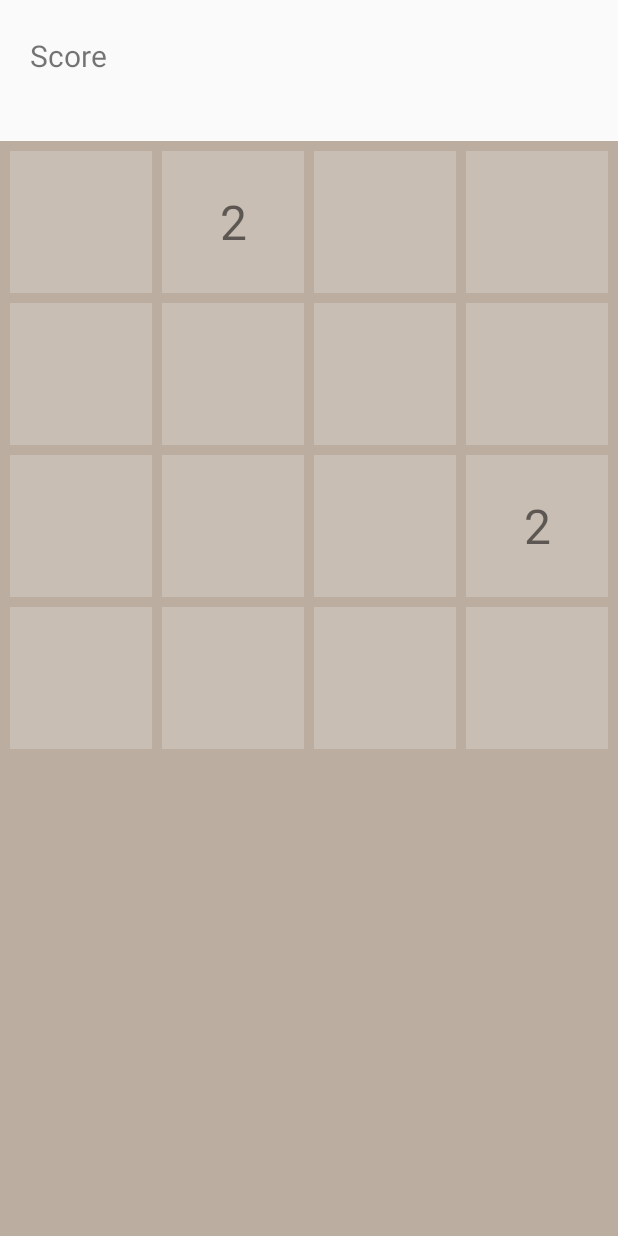
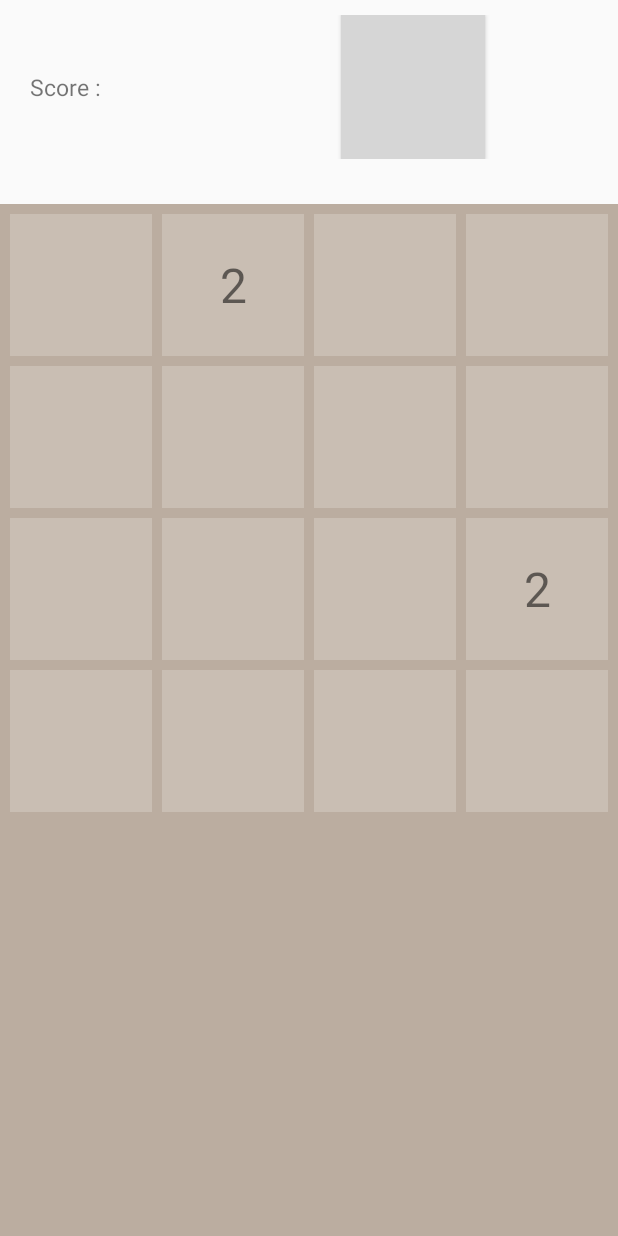
Before and after one commit to JiaShengCao/Game2048, an Android app: the layout activity_main.xml on its own in the app's theme, with its tools: preview values and no code run, on a phone screen of 412 x 824 dp. Run offline under Robolectric (Android 15) with nearby library versions, the phone set to English and light mode, and no system bars; grey boxes are pictures that could not be loaded.

```diff
--- a/game2048/src/main/java/com/example/cjs/game2048/GameView.java
+++ b/game2048/src/main/java/com/example/cjs/game2048/GameView.java
@@ -8,6 +8,7 @@ import android.util.AttributeSet;
 import android.util.Log;
 import android.view.MotionEvent;
 import android.view.View;
+import android.widget.Button;
 import android.widget.GridLayout;
 
 import java.util.ArrayList;
@@ -36,17 +37,19 @@ public class GameView extends GridLayout {
 		initGameView();
 	}
 
-	private void initGameView(){
+	public void initGameView(){
 		setColumnCount(4);
 		setBackgroundColor(0xffbbada0);
-
-
 		setOnTouchListener(new View.OnTouchListener() {
 
-			private float startX,startY,offsetX,offsetY;
+			public float startX,startY,offsetX,offsetY;
 
 			@Override
 			public boolean onTouch(View v, MotionEvent event) {
+				if (MainActivity.getMainActivity().getrestare()){
+					startGame();
+					MainActivity.getMainActivity().setrestare(false);
+				}
 
 				switch (event.getAction()) {
 				case MotionEvent.ACTION_DOWN:
@@ -90,7 +93,7 @@ public class GameView extends GridLayout {
 		startGame();
 	}
 
-	private void addCards(int cardWidth,int cardHeight){
+	public void addCards(int cardWidth,int cardHeight){
 
 		Card c;
 
@@ -105,7 +108,7 @@ public class GameView extends GridLayout {
 		}
 	}
 
-	private void startGame(){
+	public void startGame(){
 
 		MainActivity.getMainActivity().clearScore();
 
@@ -119,7 +122,7 @@ public class GameView extends GridLayout {
 		addRandomNum();
 	}
 
-	private void addRandomNum(){
+	public void addRandomNum(){
 
 		emptyPoints.clear();
 
@@ -136,7 +139,7 @@ public class GameView extends GridLayout {
 	}
 
 
-	private void swipeLeft(){
+	public void swipeLeft(){
 
 		boolean merge = false;
 
@@ -172,7 +175,7 @@ public class GameView extends GridLayout {
 			checkComplete();
 		}
 	}
-	private void swipeRight(){
+	public void swipeRight(){
 
 		boolean merge = false;
 
@@ -242,7 +245,7 @@ public class GameView extends GridLayout {
 			checkComplete();
 		}
 	}
-	private void swipeDown(){
+	public void swipeDown(){
 
 		boolean merge = false;
 
@@ -277,7 +280,7 @@ public class GameView extends GridLayout {
 		}
 	}
 
-	private void checkComplete(){
+	public void checkComplete(){
 
 		boolean complete = true;
 
@@ -308,6 +311,6 @@ public class GameView extends GridLayout {
 
 	}
 
-	private Card[][] cardsMap = new Card[4][4];
-	private List<Point> emptyPoints = new ArrayList<Point>();
+	public Card[][] cardsMap = new Card[4][4];
+	public List<Point> emptyPoints = new ArrayList<Point>();
 }
--- a/game2048/src/main/res/layout/activity_main.xml
+++ b/game2048/src/main/res/layout/activity_main.xml
@@ -8,31 +8,40 @@
     tools:context="com.example.cjs.game2048.MainActivity">
 
     <LinearLayout
+        android:layout_width="match_parent"
+        android:layout_height="wrap_content"
         android:layout_marginTop="10dp"
-       android:orientation="horizontal"
-       android:layout_width="match_parent"
-       android:layout_height="wrap_content">
+        android:orientation="horizontal">
         <TextView
+            android:layout_width="wrap_content"
+            android:layout_height="wrap_content"
             android:layout_gravity="center"
             android:layout_marginLeft="20dp"
-           android:textSize="20sp"
+            android:text="@string/score"
+            android:textSize="15sp"/>
+        <TextView
+            android:id="@+id/tv_score"
             android:layout_width="wrap_content"
             android:layout_height="wrap_content"
-           android:text="@string/score"/>
-       <TextView
+            android:layout_gravity="center"
             android:layout_marginLeft="10dp"
+            android:textColor="#d96c1e"
+            android:textSize="50sp"/>
+        <Button
+            android:id="@+id/btn_restart"
             android:layout_gravity="center"
-           android:textColor="#d96c1e"
-           android:textSize="40sp"
-           android:id="@+id/tv_score"
+            android:layout_marginLeft="150dp"
             android:layout_width="wrap_content"
-           android:layout_height="wrap_content"/>
+            android:layout_height="wrap_content"
+            android:background="@drawable/my_circle_button"
+            android:text="重新开始"/>
     </LinearLayout>
     <com.example.cjs.game2048.GameView
+        android:id="@+id/gameview"
+        android:layout_width="match_parent"
+        android:layout_height="0dp"
+        android:layout_gravity="center"
         android:layout_marginTop="30dp"
-        android:id="@+id/gameview"
-        android:layout_weight="1"
-        android:layout_width="match_parent"
-        android:layout_height="0dp">
+        android:layout_weight="1">
     </com.example.cjs.game2048.GameView>
 </LinearLayout>
--- a/game2048/src/main/res/values/strings.xml
+++ b/game2048/src/main/res/values/strings.xml
@@ -2,5 +2,5 @@
     <string name="app_name">Game2048</string>
     <string name="hello_world">Hello world!</string>
     <string name="action_settings">Settings</string>
-    <string name="score">Score</string>
+    <string name="score">Score :</string>
 </resources>
```
Also changed, not shown: game2048/src/main/java/com/example/cjs/game2048/MainActivity.java (+23 -2 lines). Lines whose indentation alone changed are shown as unchanged.
